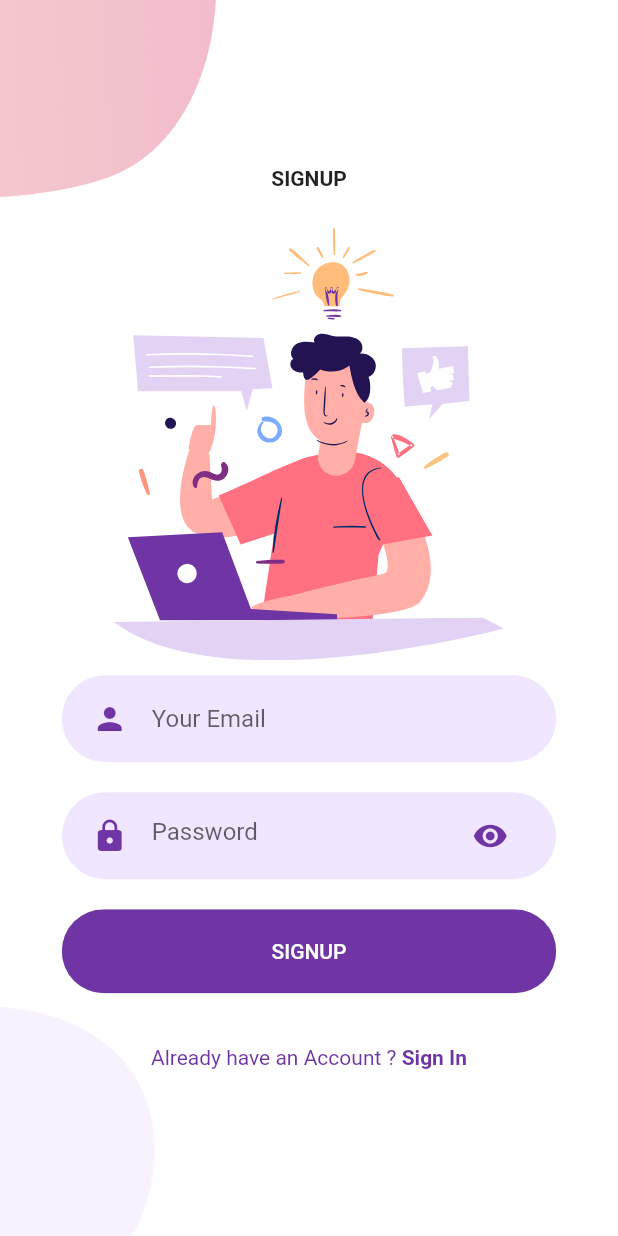
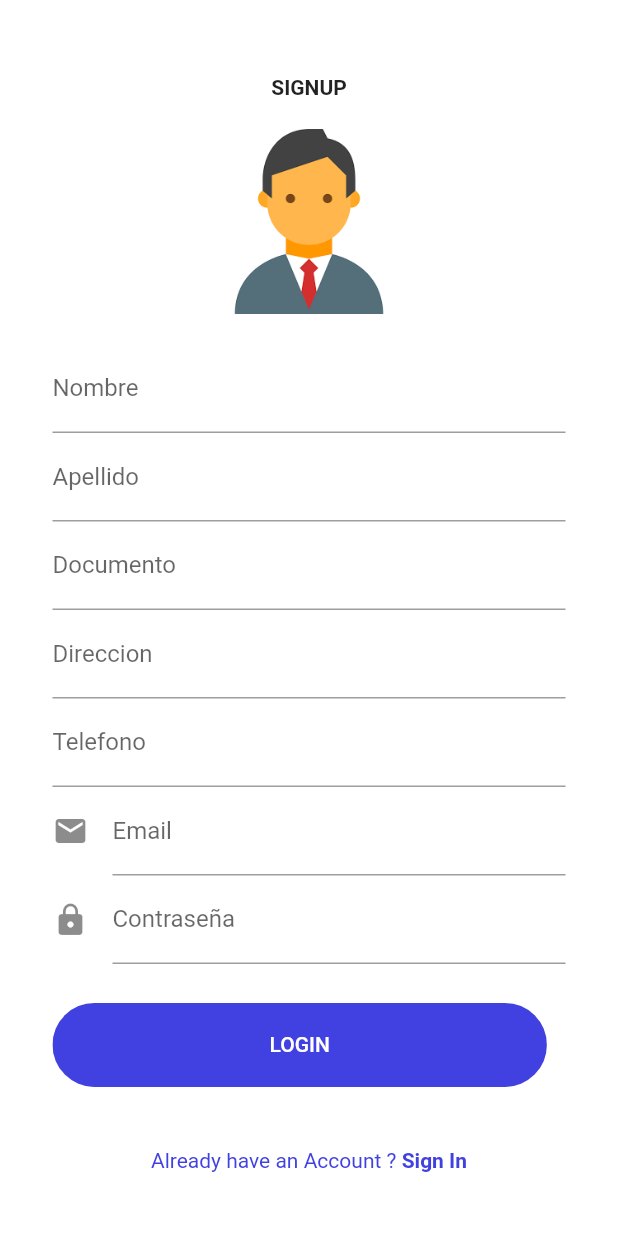
Before and after one commit to JohnEduardo13/parkingFrontEnd, a Flutter app: the screen it shows after launch, after a tap on "SIGN UP", on a phone screen of 412 x 824 dp. Run offline on Flutter 3.47's test engine with Material 2 defaults, Android fonts, the light colour scheme and no system bars; our stand-ins replace google_maps_flutter.

Commit message:
se crean diseños para el menu de navegacion, perfil de usuario y lista de vehiculos

```diff
--- a/lib/constants.dart
+++ b/lib/constants.dart
@@ -1,4 +1,15 @@
 import 'package:flutter/material.dart';
 
-const kPrimaryColor = Color(0xFF6F35A5);
-const kPrimaryLightColor = Color(0xFFF1E6FF);
+//Colores
+const kPrimaryColor = Color(0xFF4141e2);
+const kPrimaryLightColor = Color(0xFF806dff);
+const kPrimaryDarkColor = Color(0xFF0017af);
+
+//Titulos
+const welcomeTitle = "Parkiando";
+const loginTitle = "LOGIN";
+const signUpTitle =  "SIGNUP";
+
+//Botones
+const loginButton = "LOGIN";
+const singUpButton = "SIGN UP";
--- /dev/null
+++ b/lib/src/components/bottom_navigation_bar.dart
@@ -0,0 +1,44 @@
+import 'package:flutter/material.dart';
+import 'package:parking/src/ui/google_maps/maps_screen.dart';
+import 'package:parking/src/ui/perfil/perfil_screen.dart';
+import 'package:parking/src/ui/vehicles/vehicles_screen.dart';
+
+class BottomNavigation extends StatefulWidget {
+  const BottomNavigation({Key? key}) : super(key: key);
+
+  @override
+  State<BottomNavigation> createState() => _BottomNavigationState();
+}
+
+class _BottomNavigationState extends State<BottomNavigation> {
+  int _currentPage = 0;
+
+  final List<Widget> _pages = [
+    const MapsScreen(),
+    const VehiclesScreen(),
+    const PerfilScreen(),
+  ];
+
+  @override
+  Widget build(BuildContext context) {
+    return MaterialApp(
+      debugShowCheckedModeBanner: false,
+      home: Scaffold(
+        body: _pages[_currentPage],
+        bottomNavigationBar: BottomNavigationBar(
+          onTap: (index){
+            setState(() {
+              _currentPage = index;
+            });
+          },
+          currentIndex: _currentPage,
+          items: const [
+            BottomNavigationBarItem(icon: Icon(Icons.home), label: "Home"),
+            BottomNavigationBarItem(icon: Icon(Icons.car_rental_sharp), label: "Vehicles"),
+            BottomNavigationBarItem(icon: Icon(Icons.person), label: "Perfil"),
+          ],
+        ),
+      ),
+    );
+  }
+}
--- /dev/null
+++ b/lib/src/components/signup_form.dart
@@ -0,0 +1,146 @@
+import 'package:flutter/material.dart';
+import 'package:parking/constants.dart';
+import 'package:parking/src/components/bottom_navigation_bar.dart';
+import 'package:parking/src/components/button.dart';
+
+class SignupForm extends StatefulWidget {
+  const SignupForm({Key? key}) : super(key: key);
+
+  @override
+  SignupFormState createState() {
+    return SignupFormState();
+  }
+}
+
+class SignupFormState extends State<SignupForm> {
+  final _formKey = GlobalKey<FormState>();
+
+  @override
+  Widget build(BuildContext context) {
+    return Form(
+      key: _formKey,
+      child: Column(
+        crossAxisAlignment: CrossAxisAlignment.start,
+        children: <Widget>[
+          _nameInput(),
+          _lastNameInput(),
+          _documentInput(),
+          _addressInput(),
+          _phoneInput(),
+          _emailInput(),
+          _passwordInput(),
+          Padding(
+              padding: const EdgeInsets.symmetric(vertical: 16.0),
+              child: _loginButton()),
+        ],
+      ),
+    );
+  }
+
+  Widget _nameInput() {
+    return TextFormField(
+        decoration: const InputDecoration(
+          hintText: 'Inserte su nombre',
+          labelText: 'Nombre',
+        ),
+        validator: (value) => _validatorEmail(value!));
+  }
+
+  Widget _lastNameInput() {
+    return TextFormField(
+        decoration: const InputDecoration(
+          hintText: 'Inserte su apellido',
+          labelText: 'Apellido',
+        ),
+        validator: (value) => _validatorEmail(value!));
+  }
+
+  Widget _documentInput() {
+    return TextFormField(
+        decoration: const InputDecoration(
+          hintText: 'Inserte su documento',
+          labelText: 'Documento',
+        ),
+        validator: (value) => _validatorEmail(value!));
+  }
+
+  Widget _addressInput() {
+    return TextFormField(
+        decoration: const InputDecoration(
+          hintText: 'Inserte su direccion',
+          labelText: 'Direccion',
+        ),
+        validator: (value) => _validatorEmail(value!));
+  }
+
+  Widget _phoneInput() {
+    return TextFormField(
+        decoration: const InputDecoration(
+          hintText: 'Inserte su telefono',
+          labelText: 'Telefono',
+        ),
+        validator: (value) => _validatorEmail(value!));
+  }
+
+  Widget _emailInput() {
+    return TextFormField(
+        decoration: const InputDecoration(
+          icon: Icon(Icons.email),
+          hintText: 'Inserte su email',
+          labelText: 'Email',
+        ),
+        validator: (value) => _validatorEmail(value!));
+  }
+
+  Widget _passwordInput() {
+    return TextFormField(
+        obscureText: true,
+        decoration: const InputDecoration(
+          icon: Icon(Icons.lock),
+          hintText: 'Inserte su contraseña',
+          labelText: 'Contraseña',
+        ),
+        validator: (value) => _validatorPassword(value!));
+  }
+
+  Widget _loginButton() {
+    return Button(
+      text: loginButton,
+      press: () {
+        if (_formKey.currentState!.validate()) {
+          ScaffoldMessenger.of(context)
+              .showSnackBar(const SnackBar(content: Text('Login correcto')));
+          Navigator.push(
+            context,
+            MaterialPageRoute(builder: (context) {
+              return const BottomNavigation();
+            }),
+          );
+        }
+      },
+    );
+  }
+
+  String? _validatorEmail(String value) {
+    if (!_hasMinLenght(value)) {
+      return 'Please enter some text';
+    }
+  }
+
+  String? _validatorPassword(String value) {
+    if (!_hasMinLenght(value)) {
+      return 'Please enter some text';
+    }
+  }
+
+  bool _isEmail(String str) {
+    return _emailRegExp.hasMatch(str.toLowerCase());
+  }
+
+  static final RegExp _emailRegExp = RegExp(
+      r"^[a-zA-Z0-9.a-zA-Z0-9.!#$%&'*+-/=?^_`{|}~]+@[a-zA-Z0-9\-\_]+(\.[a-zA-Z]+)*$");
+
+  bool _hasMinLenght(String value) {
+    return value.isNotEmpty && value.length >= 8;
+  }
+}
--- a/lib/src/ui/google_maps/componets/maps_body.dart
+++ b/lib/src/ui/google_maps/componets/maps_body.dart
@@ -15,6 +15,10 @@ class MapsBody extends StatelessWidget {
     return MaterialApp(
       debugShowCheckedModeBanner: false,
       home: Scaffold(
+        appBar: AppBar(
+          centerTitle: true,
+          title: const Text("Mapa"),
+          ),
         body: SafeArea(
           child: Column(
             children: [
--- a/lib/src/ui/signup/components/signup_background.dart
+++ b/lib/src/ui/signup/components/signup_background.dart
@@ -13,26 +13,9 @@ class SignupBackground extends StatelessWidget {
     return SizedBox(
       height: size.height,
       width: double.infinity,
-      // Here i can use size.width but use double.infinity because both work as a same
       child: Stack(
         alignment: Alignment.center,
         children: <Widget>[
-          Positioned(
-            top: 0,
-            left: 0,
-            child: Image.asset(
-              "assets/images/signup_top.png",
-              width: size.width * 0.35,
-            ),
-          ),
-          Positioned(
-            bottom: 0,
-            left: 0,
-            child: Image.asset(
-              "assets/images/main_bottom.png",
-              width: size.width * 0.25,
-            ),
-          ),
           child,
         ],
       ),
--- a/lib/src/ui/signup/components/signup_body.dart
+++ b/lib/src/ui/signup/components/signup_body.dart
@@ -1,11 +1,8 @@
 import 'package:flutter/material.dart';
-import 'package:flutter_svg/flutter_svg.dart';
+import 'package:parking/constants.dart';
 import 'package:parking/src/components/already_have_an_account_check.dart';
-import 'package:parking/src/components/button.dart';
-import 'package:parking/src/components/input_button.dart';
-import 'package:parking/src/components/password_button.dart';
+import 'package:parking/src/components/signup_form.dart';
 import 'package:parking/src/ui/login/login_screen.dart';
-import 'package:parking/src/ui/signup/components/signup_background.dart';
 
 class SignupBody extends StatelessWidget {
   const SignupBody({Key? key}) : super(key: key);
@@ -13,33 +10,29 @@ class SignupBody extends StatelessWidget {
   @override
   Widget build(BuildContext context) {
     Size size = MediaQuery.of(context).size;
-    return SignupBackground(
-      child: SingleChildScrollView(
+    return SingleChildScrollView(
       child: Column(
         mainAxisAlignment: MainAxisAlignment.center,
         children: <Widget>[
-            const Text(
-              "SIGNUP",
+          const Padding(
+            padding: EdgeInsets.fromLTRB(35, 50, 35, 15),
+            child: Text(
+              signUpTitle,
               style: TextStyle(fontWeight: FontWeight.bold),
             ),
-            SizedBox(height: size.height * 0.03),
-            SvgPicture.asset(
-              "assets/icons/signup.svg",
-              height: size.height * 0.35,
           ),
-            InputButton(
-              hintText: "Your Email",
-              onChanged: (value) {},
+          Padding(
+            padding: const EdgeInsets.all(5.0),
+            child: Image.asset('assets/images/perfil_2.png',
+                height: size.height * 0.15),
           ),
-            PasswordButton(
-              onChanged: (value) {},
+          const Padding(
+            padding: EdgeInsets.fromLTRB(35, 15, 35, 10),
+            child: SignupForm(),
           ),
-            Button(
-              text: "SIGNUP",
-              press: () {},
-            ),
-            SizedBox(height: size.height * 0.03),
-            AlreadyHaveAnAccountCheck(
+          Padding(
+            padding: const EdgeInsets.fromLTRB(35, 5, 35, 20),
+            child: AlreadyHaveAnAccountCheck(
               login: false,
               press: () {
                 Navigator.push(
@@ -52,8 +45,8 @@ class SignupBody extends StatelessWidget {
                 );
               },
             ),
+          ),
         ],
-        ),
       ),
     );
   }
--- a/lib/src/ui/welcome/components/welcome_background.dart
+++ b/lib/src/ui/welcome/components/welcome_background.dart
@@ -16,22 +16,6 @@ class WelcomeBackground extends StatelessWidget {
       child: Stack(
         alignment: Alignment.center,
         children: <Widget>[
-          Positioned(
-            top: 0,
-            left: 0,
-            child: Image.asset(
-              "assets/images/main_top.png",
-              width: size.width * 0.3,
-            ),
-          ),
-          Positioned(
-            bottom: 0,
-            left: 0,
-            child: Image.asset(
-              "assets/images/main_bottom.png",
-              width: size.width * 0.2,
-            ),
-          ),
           child,
         ],
       ),
--- a/lib/src/ui/welcome/components/welcome_body.dart
+++ b/lib/src/ui/welcome/components/welcome_body.dart
@@ -1,5 +1,4 @@
 import 'package:flutter/material.dart';
-import 'package:flutter_svg/svg.dart';
 import 'package:parking/constants.dart';
 import 'package:parking/src/components/button.dart';
 import 'package:parking/src/ui/login/login_screen.dart';
@@ -12,24 +11,23 @@ class WelcomeBody extends StatelessWidget {
   @override
   Widget build(BuildContext context) {
     Size size = MediaQuery.of(context).size;
-    // This size provide us total height and width of our screen
     return WelcomeBackground(
       child: SingleChildScrollView(
         child: Column(
           mainAxisAlignment: MainAxisAlignment.center,
           children: <Widget>[
             const Text(
-              "WELCOME TO EDU",
+              welcomeTitle,
               style: TextStyle(fontWeight: FontWeight.bold),
             ),
             SizedBox(height: size.height * 0.05),
-            SvgPicture.asset(
-              "assets/icons/chat.svg",
-              height: size.height * 0.45,
+            Image.asset(
+              'assets/images/parking.png',
+              height: size.height * 0.45
             ),
             SizedBox(height: size.height * 0.05),
             Button(
-              text: "LOGIN",
+              text: loginButton,
               press: () {
                 Navigator.push(
                   context,
@@ -42,7 +40,7 @@ class WelcomeBody extends StatelessWidget {
               },
             ),
             Button(
-              text: "SIGN UP",
+              text: singUpButton,
               color: kPrimaryLightColor,
               textColor: Colors.black,
               press: () {
```
Also changed, not shown: lib/src/components/or_divider.dart (added, +32 -0 lines), lib/src/components/vehicle_card.dart (added, +32 -0 lines), lib/src/ui/login/components/login_background.dart (+0 -16 lines), lib/src/ui/login/components/login_body.dart (+8 -8 lines), lib/src/ui/perfil/components/perfil_body.dart (added, +94 -0 lines), lib/src/ui/perfil/perfil_screen.dart (added, +17 -0 lines), lib/src/ui/vehicles/components/vehicles_body.dart (added, +15 -0 lines), lib/src/ui/vehicles/vehicles_screen.dart (added, +17 -0 lines), assets/images/perfil.png (added), assets/images/perfil_2.png (added). Lines whose indentation alone changed are shown as unchanged.
